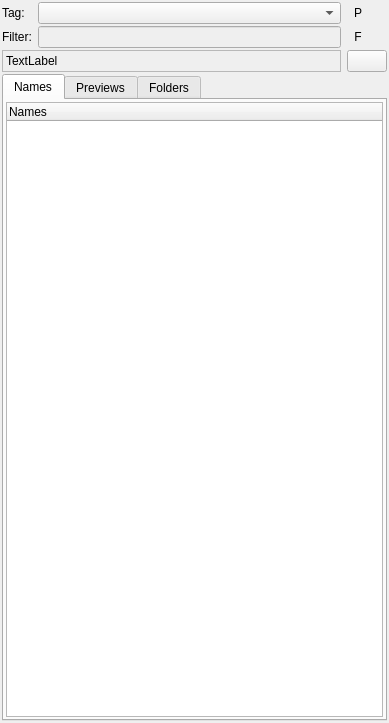
This is src/listsdock.ui in fontmatrix/fontmatrix as Qt 5 draws it before an edit. The edited form follows.
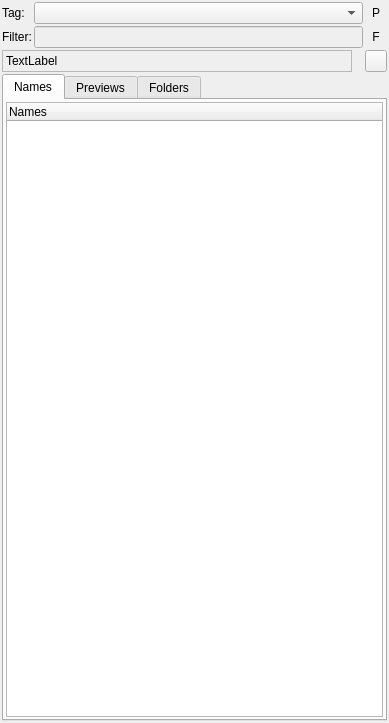
This is the edited form. Icons and pictures are not drawn. Custom widgets are drawn as their Qt base class.

Commit message: Fixed - weird button size on OSX

```diff
--- a/src/listsdock.ui
+++ b/src/listsdock.ui
@@ -21,14 +21,21 @@
   <property name="windowTitle" >
    <string>Form</string>
   </property>
-  <layout class="QGridLayout" name="gLt_3" >
-   <property name="horizontalSpacing" >
-    <number>-1</number>
-   </property>
-   <property name="verticalSpacing" >
+  <layout class="QVBoxLayout" name="verticalLayout_2" >
+   <property name="spacing" >
     <number>2</number>
    </property>
    <property name="margin" >
+    <number>2</number>
+   </property>
+   <item>
+    <layout class="QVBoxLayout" name="verticalLayout" >
+     <property name="spacing" >
+      <number>2</number>
+     </property>
+     <item>
+      <layout class="QGridLayout" name="gridLayout" >
+       <property name="spacing" >
     <number>2</number>
    </property>
    <item row="0" column="0" >
@@ -51,7 +58,7 @@
     <widget class="QComboBox" name="tagsCombo" >
      <property name="sizePolicy" >
       <sizepolicy vsizetype="Fixed" hsizetype="Expanding" >
-       <horstretch>1</horstretch>
+           <horstretch>3</horstretch>
        <verstretch>0</verstretch>
       </sizepolicy>
      </property>
@@ -68,6 +75,12 @@
    </item>
    <item row="0" column="2" >
     <widget class="QToolButton" name="panoseButton" >
+         <property name="sizePolicy" >
+          <sizepolicy vsizetype="Fixed" hsizetype="Fixed" >
+           <horstretch>0</horstretch>
+           <verstretch>0</verstretch>
+          </sizepolicy>
+         </property>
      <property name="toolTip" >
       <string>Switch to panose filtering</string>
      </property>
@@ -105,7 +118,7 @@
      </property>
      <property name="sizePolicy" >
       <sizepolicy vsizetype="Fixed" hsizetype="Expanding" >
-       <horstretch>1</horstretch>
+           <horstretch>2</horstretch>
        <verstretch>0</verstretch>
       </sizepolicy>
      </property>
@@ -113,6 +126,12 @@
    </item>
    <item row="1" column="2" >
     <widget class="QToolButton" name="fieldButton" >
+         <property name="sizePolicy" >
+          <sizepolicy vsizetype="Fixed" hsizetype="Fixed" >
+           <horstretch>0</horstretch>
+           <verstretch>0</verstretch>
+          </sizepolicy>
+         </property>
      <property name="toolTip" >
       <string>Field selection</string>
      </property>
@@ -133,7 +152,17 @@
      </property>
     </widget>
    </item>
-   <item row="2" column="0" colspan="2" >
+      </layout>
+     </item>
+     <item>
+      <layout class="QHBoxLayout" name="horizontalLayout" >
+       <property name="spacing" >
+        <number>13</number>
+       </property>
+       <property name="bottomMargin" >
+        <number>0</number>
+       </property>
+       <item>
     <widget class="QLabel" name="filtersCrumb" >
      <property name="sizePolicy" >
       <sizepolicy vsizetype="Preferred" hsizetype="Expanding" >
@@ -155,7 +184,7 @@
      </property>
     </widget>
    </item>
-   <item row="2" column="2" >
+       <item>
     <widget class="QPushButton" name="viewAllButton" >
      <property name="sizePolicy" >
       <sizepolicy vsizetype="Fixed" hsizetype="Fixed" >
@@ -163,6 +192,12 @@
        <verstretch>0</verstretch>
       </sizepolicy>
      </property>
+         <property name="maximumSize" >
+          <size>
+           <width>22</width>
+           <height>22</height>
+          </size>
+         </property>
      <property name="statusTip" >
       <string>Show complete collection of available fonts</string>
      </property>
@@ -181,7 +216,11 @@
      </property>
     </widget>
    </item>
-   <item row="3" column="0" colspan="3" >
+      </layout>
+     </item>
+    </layout>
+   </item>
+   <item>
     <widget class="QTabWidget" name="tabWidget" >
      <property name="contextMenuPolicy" >
       <enum>Qt::NoContextMenu</enum>
```
Left out of the diff: 15 changed lines with no effect on the pictures. Lines whose indentation alone changed are shown as unchanged.
